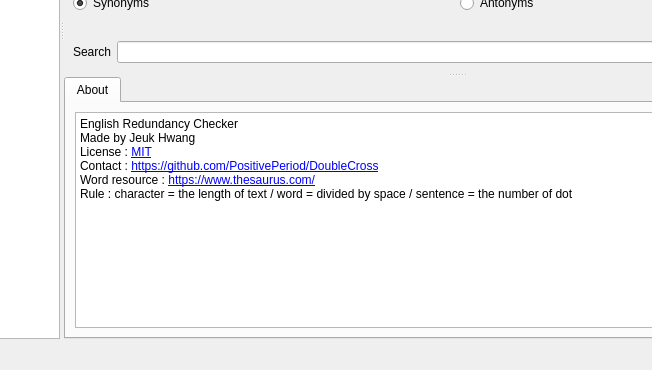
Qt form data/gui/doublecross_gui.ui (PositivePeriod/DoubleCross) before a commit; both pictures show x 232 to 884 and y 307 to 677 of the 1091 by 677 pixel window.
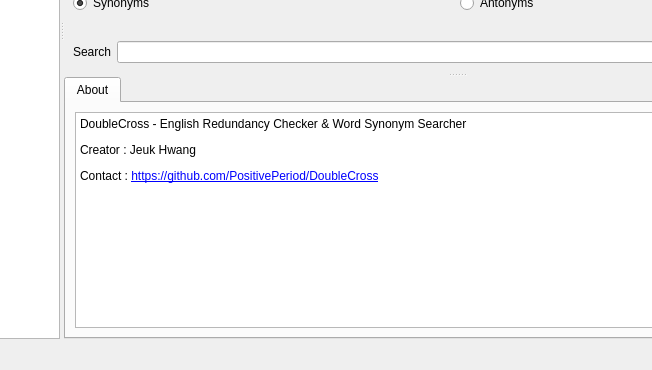
The same form after that commit. Custom widgets are drawn as their Qt base class.

```diff
--- a/data/gui/doublecross_gui.ui
+++ b/data/gui/doublecross_gui.ui
@@ -170,12 +170,10 @@
 &lt;html&gt;&lt;head&gt;&lt;meta name=&quot;qrichtext&quot; content=&quot;1&quot; /&gt;&lt;style type=&quot;text/css&quot;&gt;
 p, li { white-space: pre-wrap; }
 &lt;/style&gt;&lt;/head&gt;&lt;body style=&quot; font-family:'Gulim'; font-size:9pt; font-weight:400; font-style:normal;&quot;&gt;
-&lt;p style=&quot; margin-top:0px; margin-bottom:0px; margin-left:0px; margin-right:0px; -qt-block-indent:0; text-indent:0px;&quot;&gt;English Redundancy Checker&lt;/p&gt;
-&lt;p style=&quot; margin-top:0px; margin-bottom:0px; margin-left:0px; margin-right:0px; -qt-block-indent:0; text-indent:0px;&quot;&gt;Made by Jeuk Hwang&lt;/p&gt;
-&lt;p style=&quot; margin-top:0px; margin-bottom:0px; margin-left:0px; margin-right:0px; -qt-block-indent:0; text-indent:0px;&quot;&gt;License : &lt;a href=&quot;https://opensource.org/licenses/MIT&quot;&gt;&lt;span style=&quot; text-decoration: underline; color:#0000ff;&quot;&gt;MIT&lt;/span&gt;&lt;/a&gt;&lt;/p&gt;
-&lt;p style=&quot; margin-top:0px; margin-bottom:0px; margin-left:0px; margin-right:0px; -qt-block-indent:0; text-indent:0px;&quot;&gt;Contact : &lt;a href=&quot;https://github.com/PositivePeriod/DoubleCross&quot;&gt;&lt;span style=&quot; text-decoration: underline; color:#0000ff;&quot;&gt;https://github.com/PositivePeriod/DoubleCross&lt;/span&gt;&lt;/a&gt;&lt;/p&gt;
-&lt;p style=&quot; margin-top:0px; margin-bottom:0px; margin-left:0px; margin-right:0px; -qt-block-indent:0; text-indent:0px;&quot;&gt;Word resource : &lt;a href=&quot;https://www.thesaurus.com/&quot;&gt;&lt;span style=&quot; text-decoration: underline; color:#0000ff;&quot;&gt;https://www.thesaurus.com/&lt;/span&gt;&lt;/a&gt;&lt;/p&gt;
-&lt;p style=&quot; margin-top:0px; margin-bottom:0px; margin-left:0px; margin-right:0px; -qt-block-indent:0; text-indent:0px;&quot;&gt;Rule : character = the length of text / word = divided by space / sentence = the number of dot&lt;/p&gt;&lt;/body&gt;&lt;/html&gt;</string>
+&lt;p style=&quot; margin-top:12px; margin-bottom:12px; margin-left:0px; margin-right:0px; -qt-block-indent:0; text-indent:0px;&quot;&gt;DoubleCross - English Redundancy Checker &amp;amp; Word Synonym Searcher&lt;/p&gt;
+&lt;p style=&quot; margin-top:12px; margin-bottom:12px; margin-left:0px; margin-right:0px; -qt-block-indent:0; text-indent:0px;&quot;&gt;Creator : Jeuk Hwang&lt;/p&gt;
+&lt;p style=&quot; margin-top:12px; margin-bottom:12px; margin-left:0px; margin-right:0px; -qt-block-indent:0; text-indent:0px;&quot;&gt;Contact : &lt;a href=&quot;https://github.com/PositivePeriod/DoubleCross&quot;&gt;&lt;span style=&quot; text-decoration: underline; color:#0000ff;&quot;&gt;https://github.com/PositivePeriod/DoubleCross&lt;/span&gt;&lt;/a&gt;&lt;/p&gt;
+&lt;p style=&quot; margin-top:12px; margin-bottom:12px; margin-left:0px; margin-right:0px; -qt-block-indent:0; text-indent:0px;&quot;&gt;&lt;br /&gt;&lt;/p&gt;&lt;/body&gt;&lt;/html&gt;</string>
                </property>
               </widget>
              </item>
```
